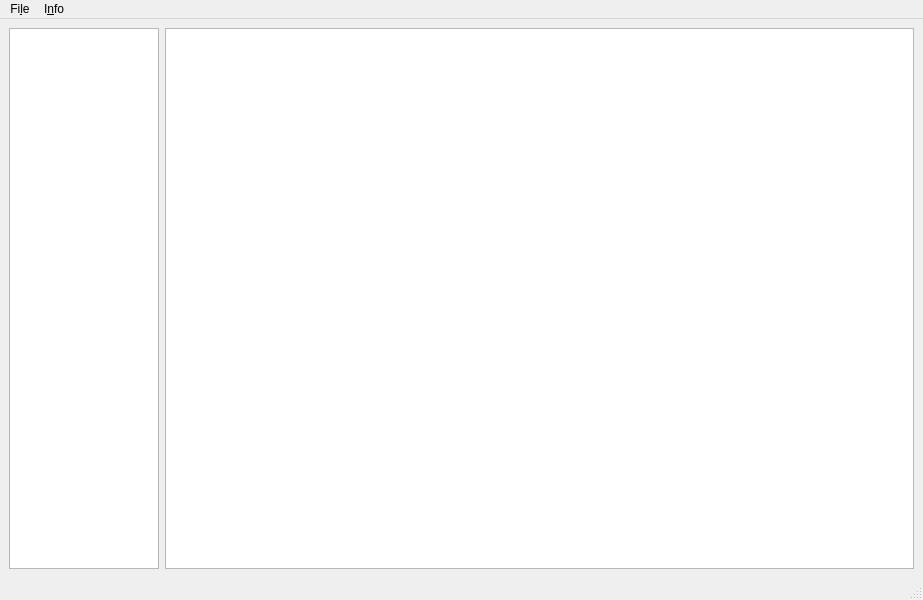
First picture: the form in ui/mainWindow.ui, repository phija/ttbinEditor, before the edit.
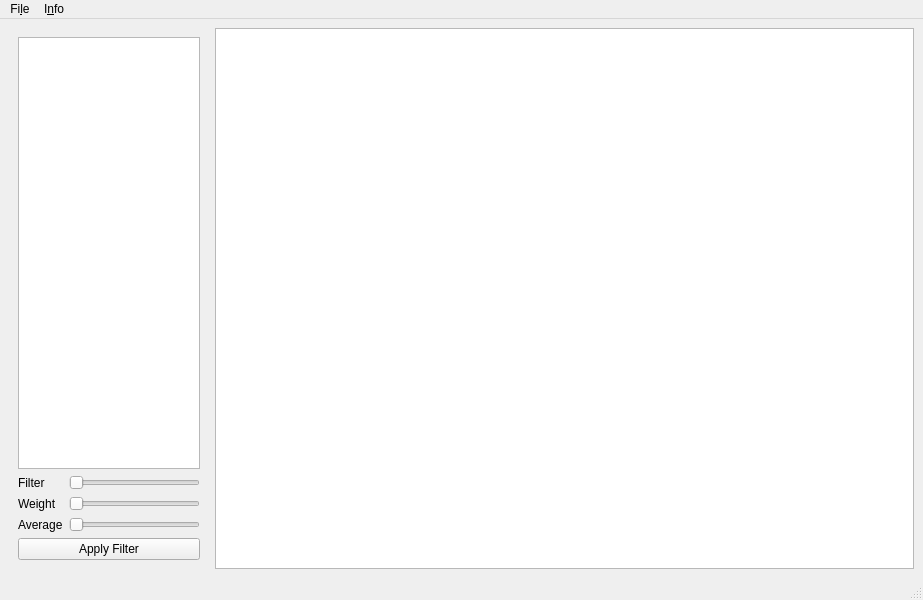
Second picture: the form after the edit.

What changed in the file:
```diff
--- a/ui/mainWindow.ui
+++ b/ui/mainWindow.ui
@@ -14,10 +14,57 @@
    <string>ttbinEditor</string>
   </property>
   <widget class="QWidget" name="centralwidget">
-   <layout class="QHBoxLayout" name="horizontalLayout_2">
+   <layout class="QHBoxLayout" name="horizontalLayout" stretch="0,1">
     <item>
-     <layout class="QHBoxLayout" name="horizontalLayout" stretch="1,5">
-      <item>
+     <widget class="QWidget" name="widget" native="true">
+      <property name="maximumSize">
+       <size>
+        <width>200</width>
+        <height>16777215</height>
+       </size>
+      </property>
+      <layout class="QGridLayout" name="gridLayout">
+       <item row="3" column="1">
+        <widget class="QSlider" name="sliderAverage">
+         <property name="minimum">
+          <number>5</number>
+         </property>
+         <property name="maximum">
+          <number>200</number>
+         </property>
+         <property name="orientation">
+          <enum>Qt::Horizontal</enum>
+         </property>
+        </widget>
+       </item>
+       <item row="1" column="1">
+        <widget class="QSlider" name="sliderFilter">
+         <property name="minimum">
+          <number>10</number>
+         </property>
+         <property name="maximum">
+          <number>200</number>
+         </property>
+         <property name="orientation">
+          <enum>Qt::Horizontal</enum>
+         </property>
+        </widget>
+       </item>
+       <item row="3" column="0">
+        <widget class="QLabel" name="labelAverage">
+         <property name="text">
+          <string>Average</string>
+         </property>
+        </widget>
+       </item>
+       <item row="1" column="0">
+        <widget class="QLabel" name="labelFilter">
+         <property name="text">
+          <string>Filter</string>
+         </property>
+        </widget>
+       </item>
+       <item row="0" column="0" colspan="2">
        <widget class="QListWidget" name="listWidget">
         <property name="minimumSize">
          <size>
@@ -27,6 +74,39 @@
         </property>
        </widget>
       </item>
+       <item row="4" column="0" colspan="2">
+        <widget class="QPushButton" name="applyFilterButton">
+         <property name="text">
+          <string>Apply Filter</string>
+         </property>
+         <property name="checkable">
+          <bool>true</bool>
+         </property>
+        </widget>
+       </item>
+       <item row="2" column="1">
+        <widget class="QSlider" name="sliderWeight">
+         <property name="maximum">
+          <number>100</number>
+         </property>
+         <property name="singleStep">
+          <number>1</number>
+         </property>
+         <property name="orientation">
+          <enum>Qt::Horizontal</enum>
+         </property>
+        </widget>
+       </item>
+       <item row="2" column="0">
+        <widget class="QLabel" name="labelWeight">
+         <property name="text">
+          <string>Weight</string>
+         </property>
+        </widget>
+       </item>
+      </layout>
+     </widget>
+    </item>
       <item>
        <widget class="QGraphicsView" name="graphicsView">
         <property name="verticalScrollBarPolicy">
@@ -36,8 +116,6 @@
          <enum>Qt::ScrollBarAlwaysOff</enum>
         </property>
        </widget>
-      </item>
-     </layout>
     </item>
    </layout>
   </widget>
```
Lines whose indentation alone changed are shown as unchanged.
